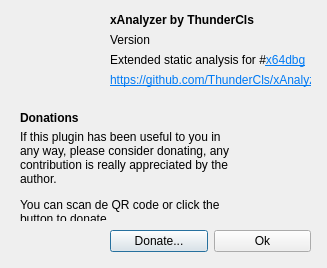
First picture: the form in xAnalyzer/gui/AboutDialog.ui, repository ThunderCls/xAnalyzer, before the edit.
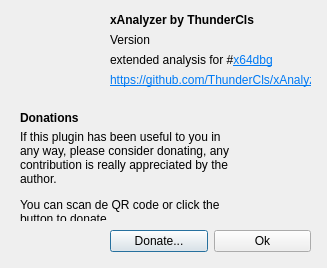
Second picture: the form after the edit. Icons and pictures are not drawn.

What changed in the file:
```diff
--- a/xAnalyzer/gui/AboutDialog.ui
+++ b/xAnalyzer/gui/AboutDialog.ui
@@ -27,7 +27,7 @@
     </rect>
    </property>
    <property name="text">
-    <string>&lt;html&gt;&lt;head/&gt;&lt;body&gt;&lt;p&gt;Extended static analysis for #&lt;a href=&quot;https://github.com/x64dbg/x64dbg&quot;&gt;&lt;span style=&quot; text-decoration: underline; color:#007af4;&quot;&gt;x64dbg&lt;/span&gt;&lt;/a&gt;&lt;/p&gt;&lt;/body&gt;&lt;/html&gt;</string>
+    <string>&lt;html&gt;&lt;head/&gt;&lt;body&gt;&lt;p&gt;extended analysis for #&lt;a href=&quot;https://github.com/x64dbg/x64dbg&quot;&gt;&lt;span style=&quot; text-decoration: underline; color:#007af4;&quot;&gt;x64dbg&lt;/span&gt;&lt;/a&gt;&lt;/p&gt;&lt;/body&gt;&lt;/html&gt;</string>
    </property>
   </widget>
   <widget class="QLabel" name="lblAboutImg">
```
